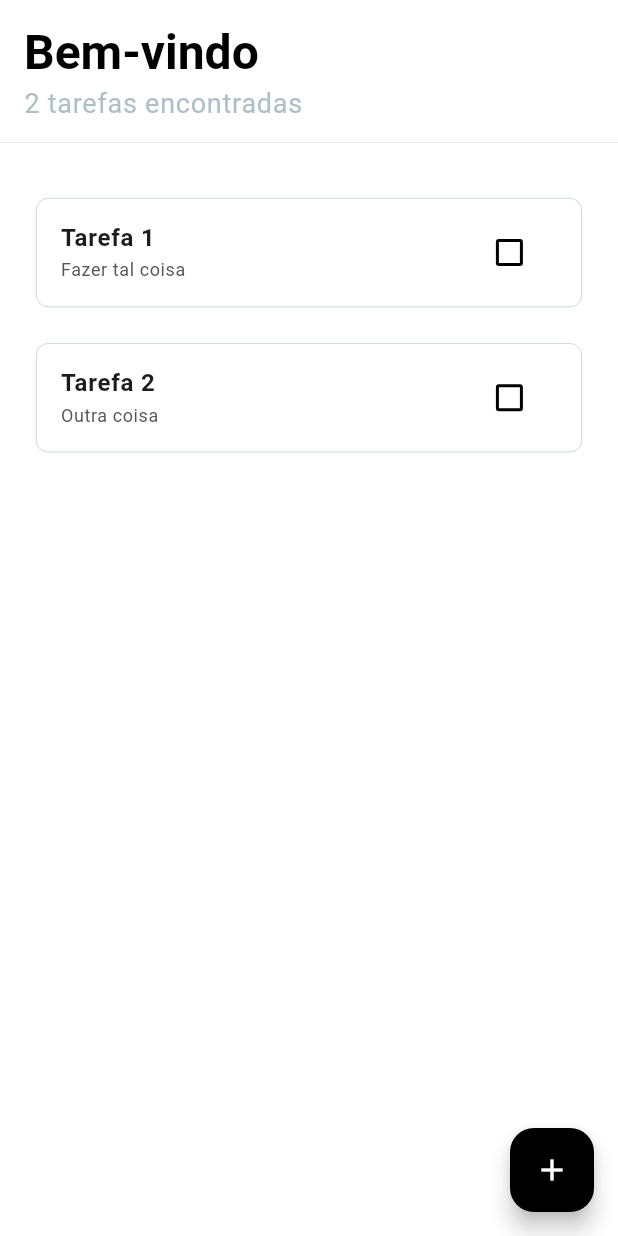
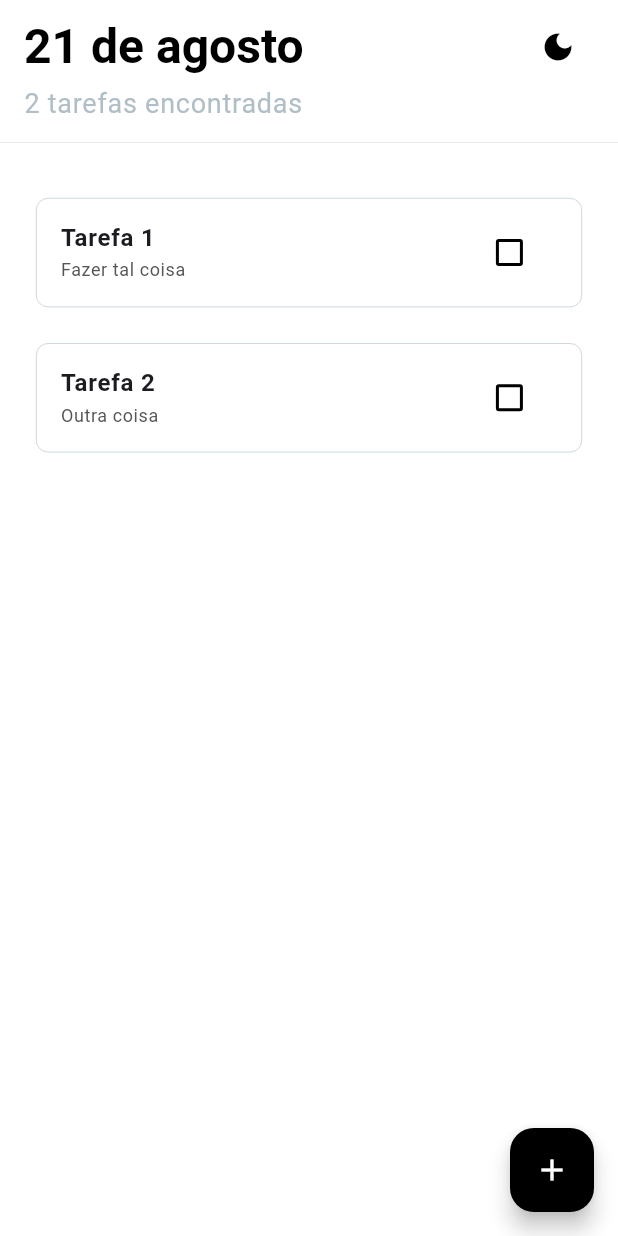
Before and after one commit to savioluis/cumpri, a Flutter app: the screen it shows after launch, on a phone screen of 412 x 824 dp. Run offline on Flutter 3.47's test engine with Material 3 defaults, Android fonts, the light colour scheme and no system bars; our stand-ins replace flutter_mobx, mobx; generated files the repository leaves out were written again.

Commit message:
feat: add theme management with ThemeStore and update HomeView to support dynamic theming

```diff
--- a/lib/app/app.dart
+++ b/lib/app/app.dart
@@ -1,22 +1,30 @@
 import 'package:cumpri/core/theme/app_theme.dart';
+import 'package:cumpri/stores/theme_store.dart';
 import 'package:cumpri/views/home/home_view.dart';
 import 'package:flutter/material.dart';
+import 'package:flutter_mobx/flutter_mobx.dart';
 
 class CumpriApp extends StatelessWidget {
-  const CumpriApp({super.key});
+  CumpriApp({super.key});
+
+  final ThemeStore themeStore = ThemeStore();
 
   @override
   Widget build(BuildContext context) {
-    return MaterialApp(
+    return Observer(
+      builder: (context) => MaterialApp(
         debugShowCheckedModeBanner: false,
         title: 'Cumpri',
         routes: {
-        '/': (_) => HomeView(),
+          '/': (_) => HomeView(
+            themeStore: themeStore,
+          ),
         },
         initialRoute: '/',
         theme: AppTheme.lightTheme(),
         darkTheme: AppTheme.darkTheme(),
-      themeMode: ThemeMode.light,
+        themeMode: themeStore.themeMode,
+      ),
     );
   }
 }
--- a/lib/main.dart
+++ b/lib/main.dart
@@ -2,5 +2,5 @@ import 'package:cumpri/app/app.dart';
 import 'package:flutter/material.dart';
 
 void main() {
-  runApp(const CumpriApp());
+  runApp(CumpriApp());
 }
--- a/lib/views/home/home_view.dart
+++ b/lib/views/home/home_view.dart
@@ -1,18 +1,28 @@
 import 'package:cumpri/core/extensions/navigator_extension.dart';
+import 'package:cumpri/core/utils/date_time_util.dart';
 import 'package:cumpri/core/widgets/cumpri_appbar.dart';
 import 'package:cumpri/data/models/task_model.dart';
 import 'package:cumpri/stores/task_store.dart';
+import 'package:cumpri/stores/theme_store.dart';
 import 'package:cumpri/views/task_form/task_form_view.dart';
 import 'package:cumpri/views/home/widgets/task_widget.dart';
 import 'package:flutter/material.dart';
 import 'package:flutter_mobx/flutter_mobx.dart';
 
 class HomeView extends StatelessWidget {
-  HomeView({super.key});
+  HomeView({
+    required this.themeStore,
+    super.key,
+  });
+
+  final ThemeStore themeStore;
 
   final TaskStore taskStore = TaskStore()
     ..addTask(TaskModel(title: 'Tarefa 1', description: 'Fazer tal coisa'))
     ..addTask(TaskModel(title: 'Tarefa 2', description: 'Outra coisa'));
+
+  final currentDay = DateTime.now().day;
+  final currentMonth = DateTimeUtil.getMonthName(DateTime.now().month);
 
   @override
   Widget build(BuildContext context) {
@@ -20,8 +30,10 @@ class HomeView extends StatelessWidget {
       builder: (context) {
         return Scaffold(
           appBar: CumpriAppBar(
-            title: 'Bem-vindo',
+            title: '$currentDay de $currentMonth',
             subtitle: '${taskStore.tasks.length} tarefas encontradas',
+            actionIcon: themeStore.isDarkMode ? Icon(Icons.light_mode) : Icon(Icons.dark_mode),
+            onActionPressed: themeStore.toggleTheme,
           ),
           body: ListView.separated(
             padding: const EdgeInsets.symmetric(horizontal: 24, vertical: 36),
```
Also changed, not shown: lib/stores/theme_store.dart (added, +24 -0 lines), lib/stores/theme_store.g.dart (added). Lines whose indentation alone changed are shown as unchanged.
